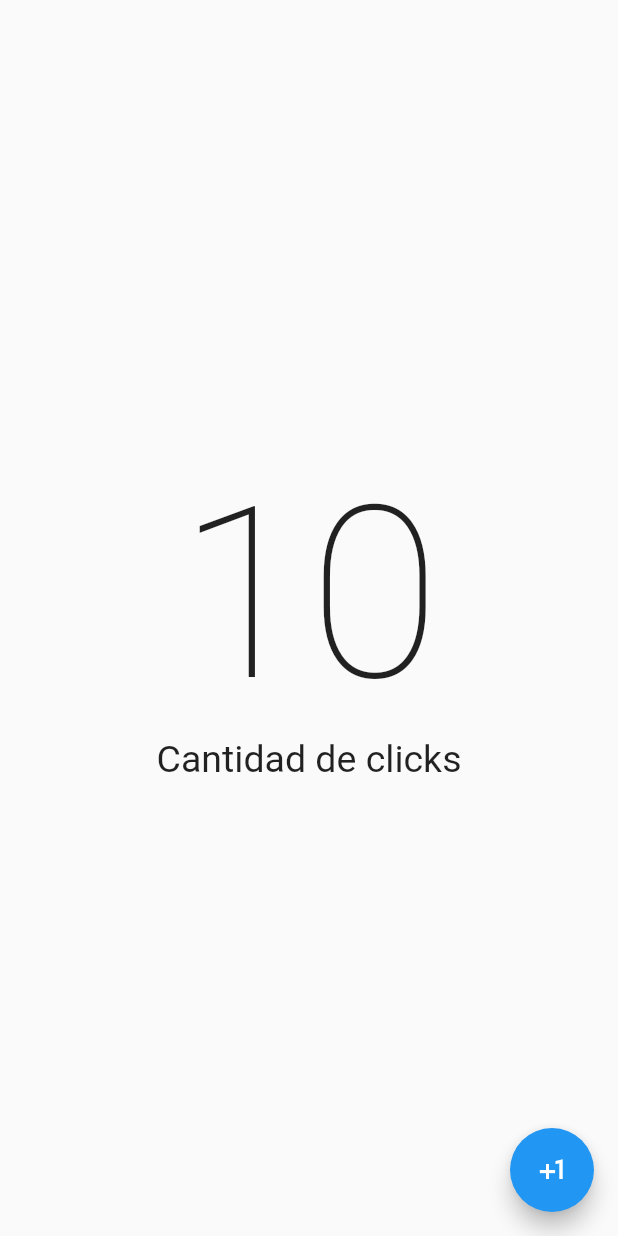
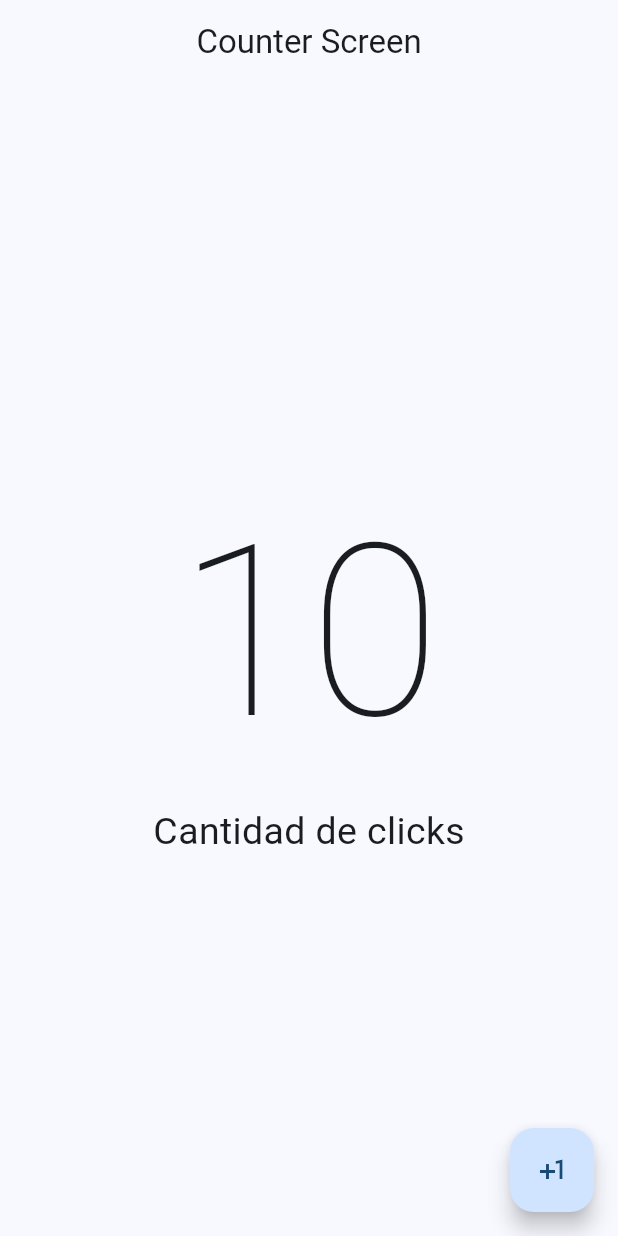
Before and after one commit to fisico-alienado/counter-app-flutter, a Flutter app: the screen it shows after launch, on a phone screen of 412 x 824 dp. Run offline on Flutter 3.47's test engine with Material 2 defaults, Android fonts, the phone set to English and light mode, and no system bars.

Commit message:
Añadir Theme - Material Design 3

```diff
--- a/lib/main.dart
+++ b/lib/main.dart
@@ -10,9 +10,12 @@ class MyApp extends StatelessWidget {
 
   @override
   Widget build(BuildContext context) {
-    return const MaterialApp(
-        debugShowCheckedModeBanner:
-            false, // quita la etiqueta "Debug" que aparece en la esquina superior derecha
+    return MaterialApp(
+        debugShowCheckedModeBanner: false, // quita la etiqueta "Debug" que aparece en la esquina superior derecha
+        theme: ThemeData(
+          useMaterial3: true, // los widgets lucen como en Material 3
+          colorSchemeSeed: Colors.blue
+        ),
         home: CounterScreen());
   }
 }
--- a/lib/presentation/screens/counters/counter_screen.dart
+++ b/lib/presentation/screens/counters/counter_screen.dart
@@ -6,6 +6,9 @@ class CounterScreen extends StatelessWidget {
   @override
   Widget build(BuildContext context) {
     return  Scaffold(
+      appBar: AppBar(
+        title: const Center(child: Text('Counter Screen')),
+      ),
       body: const Center(
         child: Column(
           mainAxisAlignment: MainAxisAlignment.center,
```
